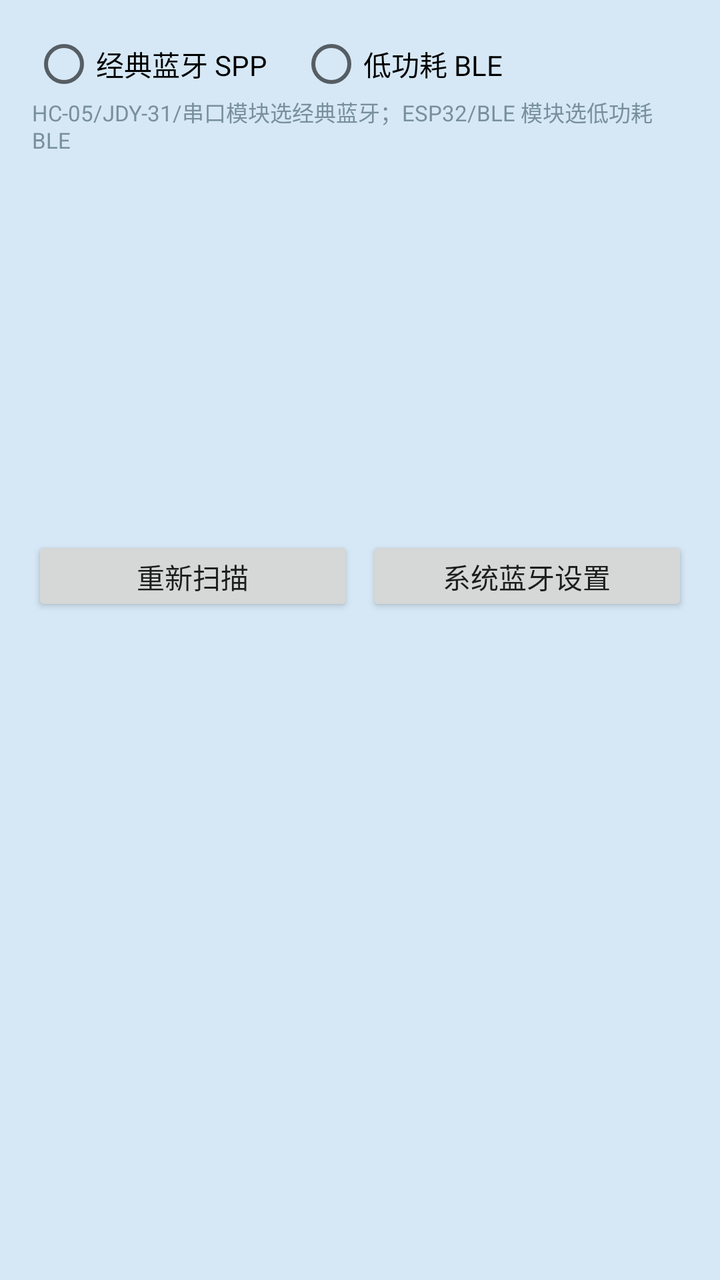
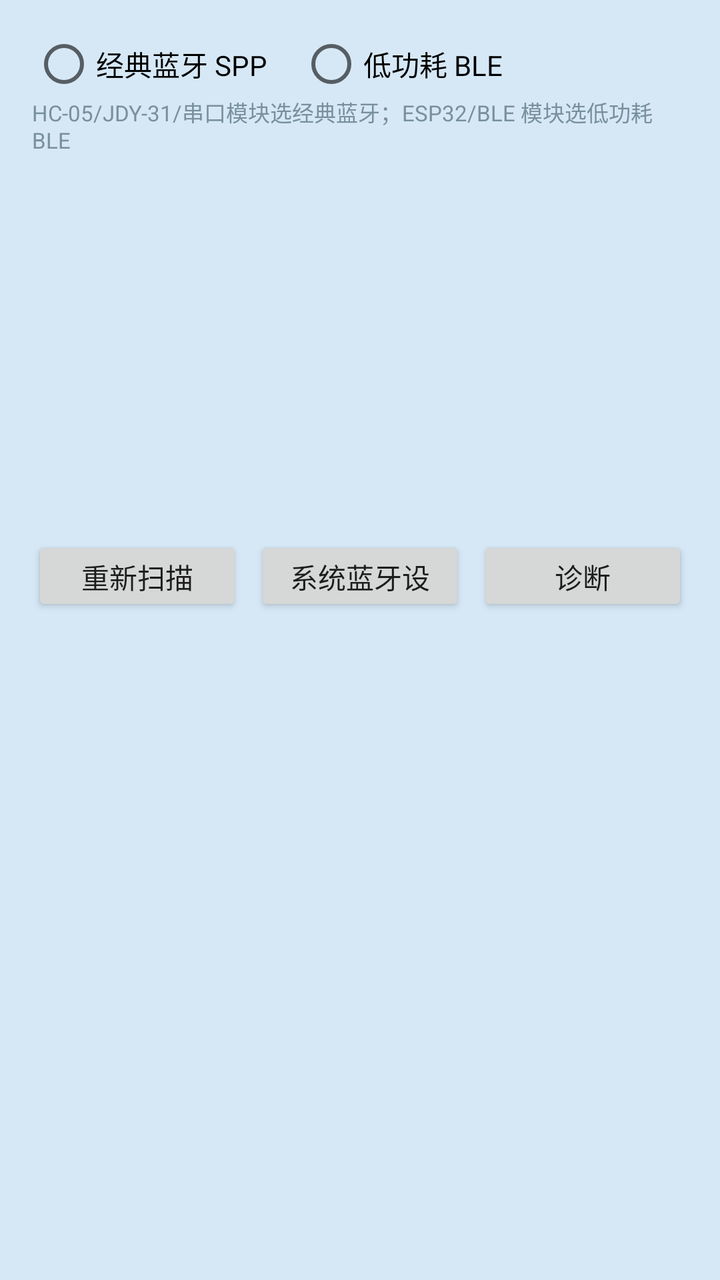

Screens rendered from an Android XML layout before and after an edit, with the pre-edit source and the edit as a unified diff.
<!-- AndroidManifest.xml: application theme AppTheme -->
<!-- res/layout/dialog_devices.xml -->
<?xml version="1.0" encoding="utf-8"?>
<LinearLayout xmlns:android="http://schemas.android.com/apk/res/android"
    android:layout_width="match_parent"
    android:layout_height="wrap_content"
    android:orientation="vertical"
    android:padding="16dp">

    <RadioGroup
        android:id="@+id/modeGroup"
        android:layout_width="wrap_content"
        android:layout_height="wrap_content"
        android:orientation="horizontal">

        <RadioButton
            android:id="@+id/modeSpp"
            android:layout_width="wrap_content"
            android:layout_height="wrap_content"
            android:text="@string/mode_spp" />

        <RadioButton
            android:id="@+id/modeBle"
            android:layout_width="wrap_content"
            android:layout_height="wrap_content"
            android:layout_marginLeft="16dp"
            android:text="@string/mode_ble" />
    </RadioGroup>

    <TextView
        android:id="@+id/modeHint"
        android:layout_width="match_parent"
        android:layout_height="wrap_content"
        android:text="@string/mode_hint"
        android:textColor="#78909C"
        android:textSize="11sp" />

    <ListView
        android:id="@+id/deviceList"
        android:layout_width="match_parent"
        android:layout_height="160dp"
        android:layout_marginTop="8dp" />

    <TextView
        android:id="@+id/scanState"
        android:layout_width="match_parent"
        android:layout_height="wrap_content"
        android:textColor="#78909C"
        android:textSize="11sp" />

    <LinearLayout
        android:layout_width="match_parent"
        android:layout_height="wrap_content"
        android:layout_marginTop="8dp"
        android:orientation="horizontal">

        <Button
            android:id="@+id/btnRescan"
            android:layout_width="0dp"
            android:layout_height="40dp"
            android:layout_marginRight="6dp"
            android:layout_weight="1"
            android:text="@string/rescan" />

        <Button
            android:id="@+id/btnBtSettings"
            android:layout_width="0dp"
            android:layout_height="40dp"
            android:layout_weight="1"
            android:text="@string/bt_settings" />
    </LinearLayout>
</LinearLayout>
<!-- resources referenced by this layout -->
<resources>
  <string name="bt_settings">系统蓝牙设置</string>
  <string name="mode_ble">低功耗 BLE</string>
  <string name="mode_hint">HC-05/JDY-31/串口模块选经典蓝牙；ESP32/BLE 模块选低功耗 BLE</string>
  <string name="mode_spp">经典蓝牙 SPP</string>
  <string name="rescan">重新扫描</string>
  <style name="AppTheme" parent="android:Theme.Material.Light.NoActionBar">
          <item name="android:colorPrimary">@color/primary</item>
          <item name="android:colorPrimaryDark">@color/primary_dark</item>
          <item name="android:colorAccent">@color/accent</item>
          <item name="android:windowBackground">@color/sea</item>
          <item name="android:statusBarColor">@color/primary_dark</item>
          <item name="android:navigationBarColor">#FFFFFF</item>
      </style>
  <color name="primary">#1565C0</color>
  <color name="primary_dark">#0D47A1</color>
  <color name="accent">#E53935</color>
  <color name="sea">#D6E8F6</color>
</resources>

<!-- the commit's change to res/layout/dialog_devices.xml (unified diff, before → after) -->
@@ -66,5 +66,13 @@
             android:layout_height="40dp"
             android:layout_weight="1"
             android:text="@string/bt_settings" />
+
+        <Button
+            android:id="@+id/btnDiagnostics"
+            android:layout_width="0dp"
+            android:layout_height="40dp"
+            android:layout_marginLeft="6dp"
+            android:layout_weight="1"
+            android:text="诊断" />
     </LinearLayout>
 </LinearLayout>
